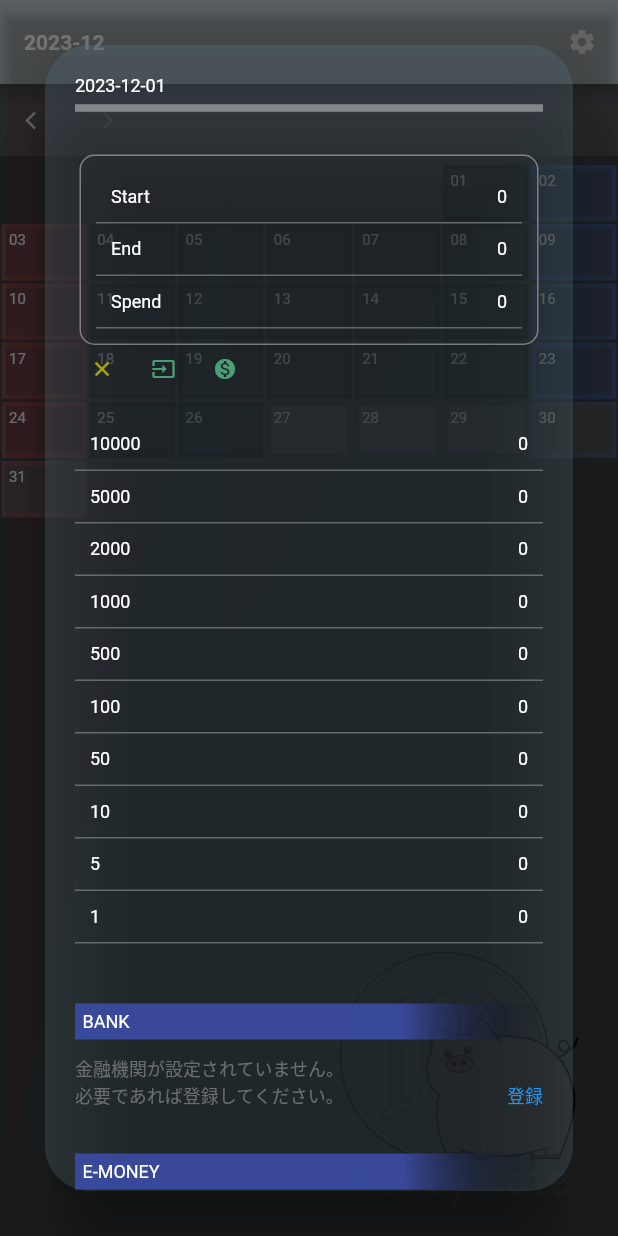
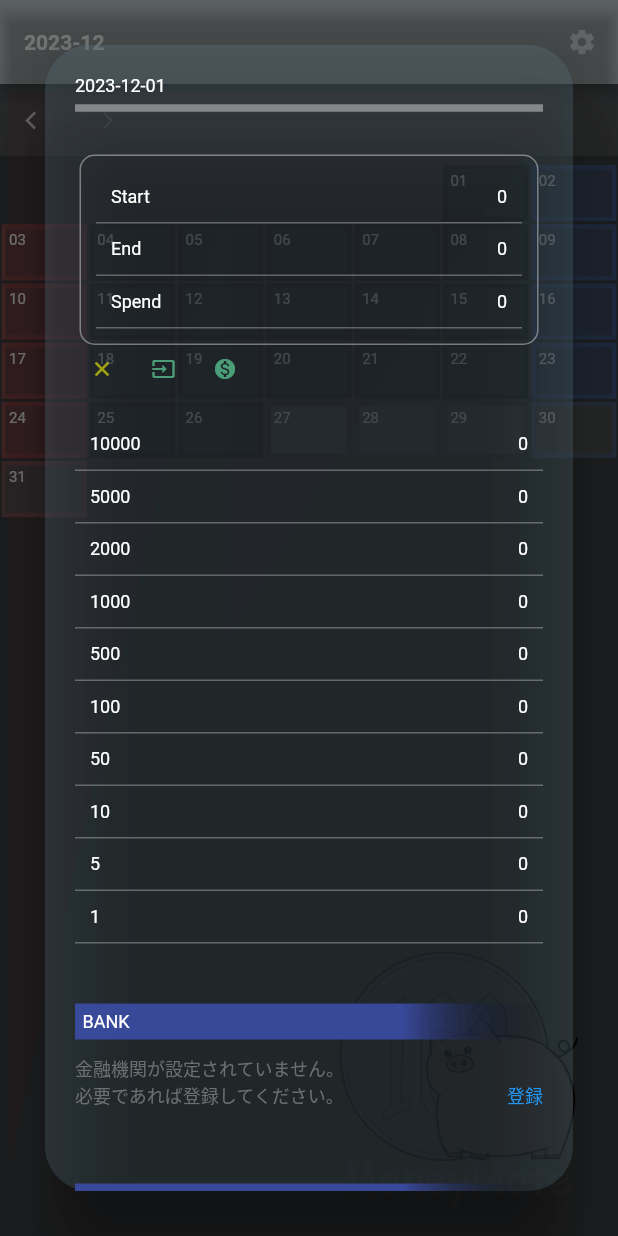
Before and after one commit to hidechy/app_moneynote2, a Flutter app: the screen it shows after launch, after a tap on "01", on a phone screen of 412 x 824 dp. Run offline on Flutter 3.47's test engine with Material 3 defaults, Android fonts, the phone set to English and light mode, and no system bars; our stand-ins replace flutter_hooks, flutter_riverpod, freezed_annotation, google_fonts, hooks_riverpod, isar; accounts and stored records are empty; generated files the repository leaves out were written again; network calls fail; Roboto replaces fonts that are missing (Kiwi Maru, KiwiMaru).

```diff
--- a/lib/screens/components/daily_money_display_alert.dart
+++ b/lib/screens/components/daily_money_display_alert.dart
@@ -83,85 +83,15 @@ class _DailyMoneyDisplayAlertState extends ConsumerState<DailyMoneyDisplayAlert>
                 Divider(color: Colors.white.withOpacity(0.4), thickness: 5),
                 const SizedBox(height: 20),
                 _getTopInfoPlate(),
-
                 _dispMenuButtons(),
-
                 const SizedBox(height: 20),
                 _displaySingleMoney(),
                 const SizedBox(height: 20),
-
-                /////==================================///// BankNames
-
-                Container(
-                  width: context.screenSize.width,
-                  padding: const EdgeInsets.all(5),
-                  decoration: BoxDecoration(
-                    gradient: LinearGradient(
-                      colors: [Colors.indigo.withOpacity(0.8), Colors.transparent],
-                      stops: const [0.7, 1],
-                    ),
-                  ),
-                  child: const Text('BANK', overflow: TextOverflow.ellipsis),
-                ),
-
-                if (bankNameList!.isEmpty) ...[
-                  const SizedBox(height: 10),
-                  BankEmoneyBlankMessage(deposit: '金融機関', isar: widget.isar),
-                  const SizedBox(height: 30),
-                ],
-
-                if (bankNameList!.isNotEmpty)
-                  FutureBuilder<List<Widget>>(
-                    future: _displayBankNames(),
-                    builder: (context, snapshot) {
-                      return (snapshot.hasData)
-                          ? Column(
-                              mainAxisSize: MainAxisSize.min,
-                              children: [Column(children: snapshot.data!), const SizedBox(height: 20)],
-                            )
-                          : Container();
-                    },
-                  ),
-
-                /////==================================///// BankNames
-
-                /////==================================///// EmoneyNames
-
-                Container(
-                  width: context.screenSize.width,
-                  padding: const EdgeInsets.all(5),
-                  decoration: BoxDecoration(
-                    gradient: LinearGradient(
-                      colors: [Colors.indigo.withOpacity(0.8), Colors.transparent],
-                      stops: const [0.7, 1],
-                    ),
-                  ),
-                  child: const Text('E-MONEY', overflow: TextOverflow.ellipsis),
-                ),
-
-                if (emoneyNameList!.isEmpty) ...[
-                  const SizedBox(height: 10),
-                  BankEmoneyBlankMessage(deposit: '電子マネー', index: 1, isar: widget.isar),
-                  const SizedBox(height: 30),
-                ],
-
-                if (emoneyNameList!.isNotEmpty)
-                  FutureBuilder<List<Widget>>(
-                    future: _displayEmoneyNames(),
-                    builder: (context, snapshot) {
-                      return (snapshot.hasData)
-                          ? Column(
-                              mainAxisSize: MainAxisSize.min,
-                              children: [Column(children: snapshot.data!), const SizedBox(height: 20)],
-                            )
-                          : Container();
-                    },
-                  ),
-
-                /////==================================///// EmoneyNames
-
+                _displayBankNames(),
+                const SizedBox(height: 20),
+                _displayEmoneyNames(),
+                const SizedBox(height: 20),
                 _displaySpendTimePlaceList(),
-
                 const SizedBox(height: 20),
               ],
             ),
@@ -437,11 +367,34 @@ class _DailyMoneyDisplayAlertState extends ConsumerState<DailyMoneyDisplayAlert>
   }
 
   ///
-  Future<List<Widget>> _displayBankNames() async {
-    final list = <Widget>[];
+  Widget _displayBankNames() {
+    final list = <Widget>[
+      Container(
+        width: context.screenSize.width,
+        padding: const EdgeInsets.all(5),
+        decoration: BoxDecoration(
+          gradient: LinearGradient(
+            colors: [Colors.indigo.withOpacity(0.8), Colors.transparent],
+            stops: const [0.7, 1],
+          ),
+        ),
+        child: const Text('BANK', overflow: TextOverflow.ellipsis),
+      )
+    ];
+
+    if (bankNameList!.isEmpty) {
+      list.add(Column(
+        children: [
+          const SizedBox(height: 10),
+          BankEmoneyBlankMessage(deposit: '金融機関', isar: widget.isar),
+          const SizedBox(height: 30),
+        ],
+      ));
+    } else {
+      final list2 = <Widget>[];
 
       for (var i = 0; i < bankNameList!.length; i++) {
-      list.add(
+        list2.add(
           Container(
             padding: const EdgeInsets.all(10),
             decoration: BoxDecoration(border: Border(bottom: BorderSide(color: Colors.white.withOpacity(0.3)))),
@@ -479,7 +432,10 @@ class _DailyMoneyDisplayAlertState extends ConsumerState<DailyMoneyDisplayAlert>
         );
       }
 
-    return list;
+      list.add(Column(children: list2));
+    }
+
+    return Column(children: list);
   }
 
 //=======================================================// BankNames // e
@@ -498,11 +454,34 @@ class _DailyMoneyDisplayAlertState extends ConsumerState<DailyMoneyDisplayAlert>
   }
 
   ///
-  Future<List<Widget>> _displayEmoneyNames() async {
-    final list = <Widget>[];
+  Widget _displayEmoneyNames() {
+    final list = <Widget>[
+      Container(
+        width: context.screenSize.width,
+        padding: const EdgeInsets.all(5),
+        decoration: BoxDecoration(
+          gradient: LinearGradient(
+            colors: [Colors.indigo.withOpacity(0.8), Colors.transparent],
+            stops: const [0.7, 1],
+          ),
+        ),
+        child: const Text('E-MONEY', overflow: TextOverflow.ellipsis),
+      )
+    ];
+
+    if (emoneyNameList!.isEmpty) {
+      list.add(Column(
+        children: [
+          const SizedBox(height: 10),
+          BankEmoneyBlankMessage(deposit: '電子マネー', index: 1, isar: widget.isar),
+          const SizedBox(height: 30),
+        ],
+      ));
+    } else {
+      final list2 = <Widget>[];
 
       for (var i = 0; i < emoneyNameList!.length; i++) {
-      list.add(
+        list2.add(
           Container(
             padding: const EdgeInsets.all(10),
             decoration: BoxDecoration(border: Border(bottom: BorderSide(color: Colors.white.withOpacity(0.3)))),
@@ -540,7 +519,10 @@ class _DailyMoneyDisplayAlertState extends ConsumerState<DailyMoneyDisplayAlert>
         );
       }
 
-    return list;
+      list.add(Column(children: list2));
+    }
+
+    return Column(children: list);
   }
 
 //=======================================================// EmoneyNames // e
```
Lines whose indentation alone changed are shown as unchanged.
